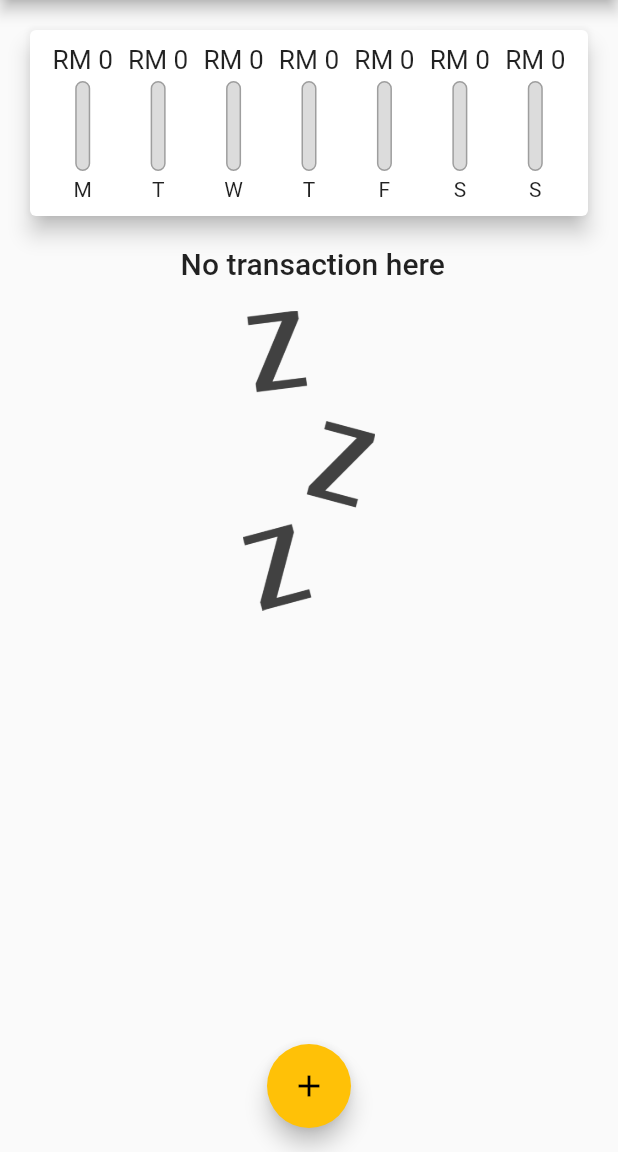
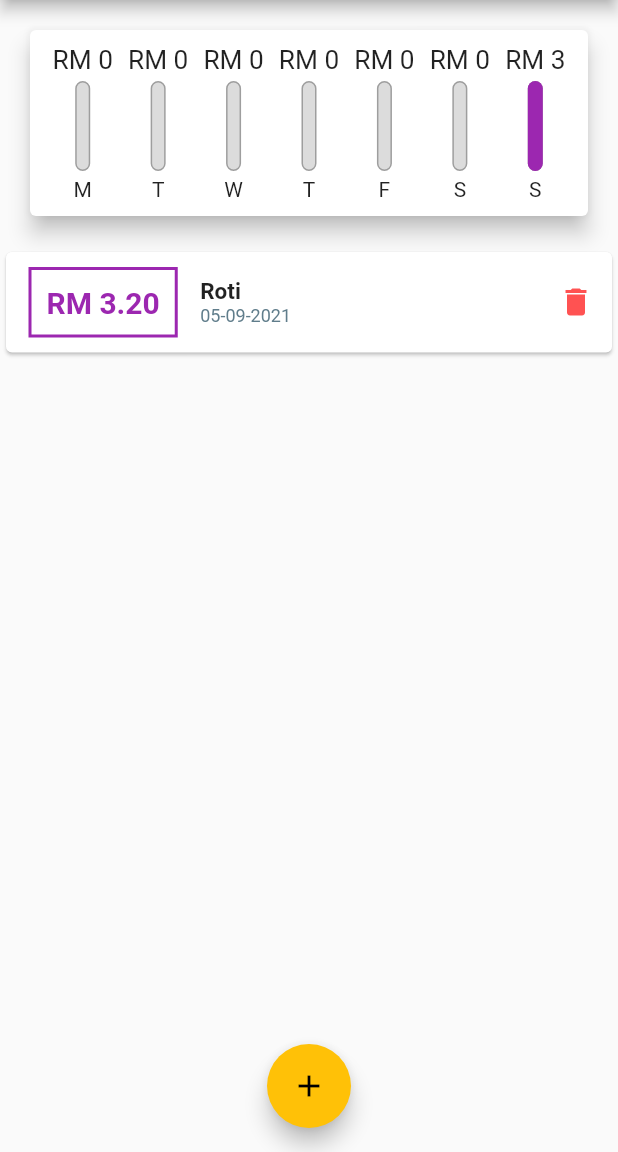
Before and after one commit to walidwazini/Flutter-ExpensesApp-1, a Flutter app: the screen it shows after launch, on a phone screen of 412 x 824 dp, the part 84-1236 px from its top. Run offline on Flutter 3.47's test engine with Material 2 defaults, Android fonts, the phone set to English and light mode, and no system bars; Roboto replaces fonts that are missing (Quicksand).

Commit message:
Expanded- icon Button

```diff
--- a/lib/main.dart
+++ b/lib/main.dart
@@ -15,6 +15,7 @@ class MyApp extends StatelessWidget {
       theme: ThemeData(
           primarySwatch: Colors.purple,
           accentColor: Colors.amber,
+          errorColor: Colors.redAccent,
           fontFamily: 'OpenSans',
           textTheme: ThemeData.light().textTheme.copyWith(),
           appBarTheme: AppBarTheme(
@@ -36,7 +37,7 @@ class MyHomePage extends StatefulWidget {
 
 class _MyHomePageState extends State<MyHomePage> {
   final List<Transaction> _userTransactions = [
-    // Transaction(id: 't3', title: 'Roti', date: DateTime.now(), amount: 3.20),
+    Transaction(id: 't3', title: 'Roti', date: DateTime.now(), amount: 3.20),
     // Transaction(id: 't3', title: 'Jam', date: DateTime.now(), amount: 6.20),
     // Transaction(id: 't3', title: 'Lunch', date: DateTime.now(), amount: 13.20),
     // Transaction(id: 't4', title: 'Futsal', date: DateTime.now(), amount: 13.20)
@@ -75,6 +76,10 @@ class _MyHomePageState extends State<MyHomePage> {
     );
   }
 
+  void _deleteTransaction(){
+
+  }
+
   @override
   Widget build(BuildContext context) {
     return Scaffold(
--- a/lib/widgets/transaction_list.dart
+++ b/lib/widgets/transaction_list.dart
@@ -1,4 +1,5 @@
 import 'package:flutter/material.dart';
+import 'package:flutter/widgets.dart';
 import 'package:intl/intl.dart';
 
 import '../models/transaction.dart';
@@ -55,6 +56,9 @@ class TransactionList extends StatelessWidget {
                               color: color1,
                             ),
                           )),
+                      Expanded(child: Row(
+                        mainAxisAlignment: MainAxisAlignment.spaceBetween,
+                        children: [
                           Column(
                             crossAxisAlignment: CrossAxisAlignment.start,
                             children: [
@@ -74,7 +78,14 @@ class TransactionList extends StatelessWidget {
                                 ),
                               )
                             ],
+                          ),
+                          IconButton(
+                            onPressed: () {},
+                            icon: Icon(Icons.delete),
+                            color: Theme.of(context).errorColor,
                           )
+                        ],
+                      )),
                     ],
                   ),
                 );
```
Lines whose indentation alone changed are shown as unchanged.
